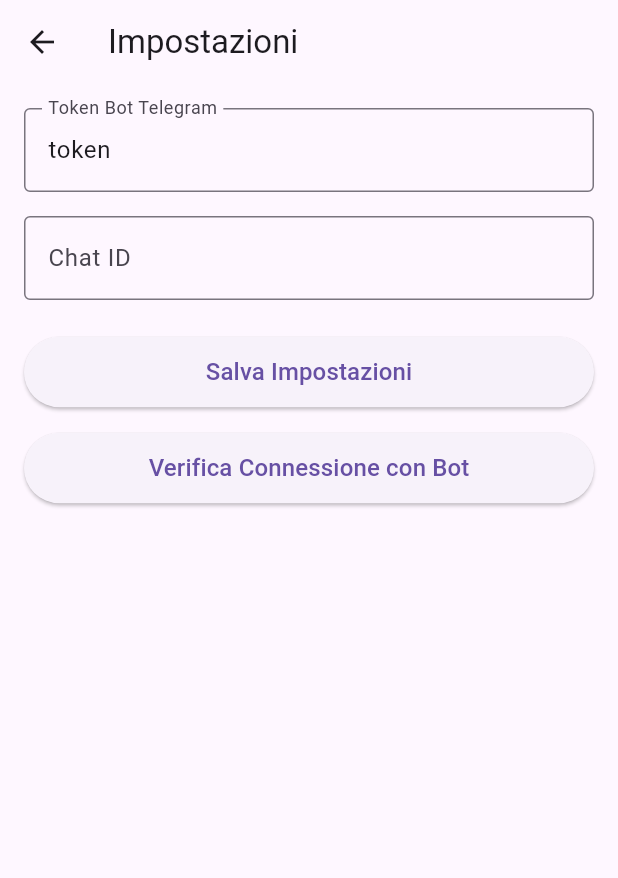
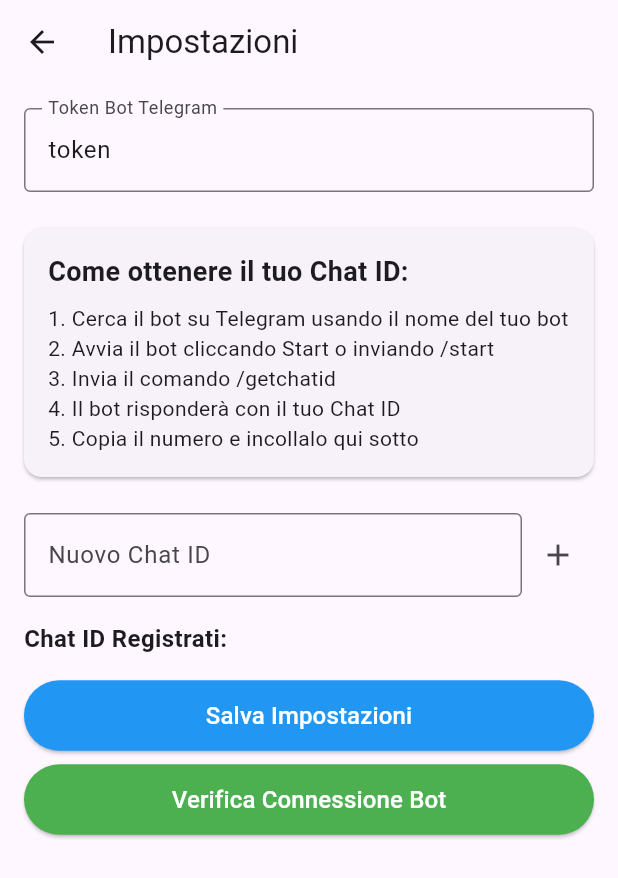
Before and after one commit to luigiMiranda/IoTFallDetectionSystem, a Flutter app: the screen it shows after launch, after a tap on the "settings" icon, on a phone screen of 412 x 824 dp. Shown: the top 878 px of the screen. Run offline on Flutter 3.47's test engine with Material 3 defaults, Android fonts, the light colour scheme and no system bars; our stand-ins replace flutter_blue_plus, shared_preferences.

Commit message:
AGGIUNTA FUNZIONE MULTI BOT
Adesso è possibile inviare il messaggio a chiunque si sottoscriva al bot.

```diff
--- a/fall_detection_app/lib/main.dart
+++ b/fall_detection_app/lib/main.dart
@@ -172,9 +172,10 @@ class _BluetoothScanPageState extends State<BluetoothScanPage> {
   Future<void> _showFallAlert() async {
     final prefs = await SharedPreferences.getInstance();
     final token = prefs.getString('telegram_token');
-    final chatId = prefs.getString('telegram_chat_id');
+    final chatIds = prefs.getStringList('telegram_chat_ids') ?? [];
 
-    if (token != null && chatId != null) {
+    if (token != null && chatIds.isNotEmpty) {
+      for (String chatId in chatIds) {
         try {
           final response = await http.get(
             Uri.parse(
@@ -183,10 +184,11 @@ class _BluetoothScanPageState extends State<BluetoothScanPage> {
           );
 
           if (response.statusCode != 200) {
-          print('Errore nell\'invio del messaggio Telegram: ${response.body}');
+            print('Errore nell\'invio del messaggio Telegram a $chatId: ${response.body}');
           }
         } catch (e) {
-        print('Errore nella comunicazione con Telegram: $e');
+          print('Errore nella comunicazione con Telegram per $chatId: $e');
+        }
       }
     }
 
@@ -208,7 +210,6 @@ class _BluetoothScanPageState extends State<BluetoothScanPage> {
       },
     );
   }
-
   @override
   Widget build(BuildContext context) {
     return Scaffold(
@@ -330,14 +331,15 @@ class SettingsPage extends StatefulWidget {
 class _SettingsPageState extends State<SettingsPage> {
   final _formKey = GlobalKey<FormState>();
   late TextEditingController _tokenController;
-  late TextEditingController _chatIdController;
+  late TextEditingController _newChatIdController;
+  List<String> _chatIds = [];
   bool _isLoading = true;
 
   @override
   void initState() {
     super.initState();
     _tokenController = TextEditingController();
-    _chatIdController = TextEditingController();
+    _newChatIdController = TextEditingController();
     _loadSettings();
   }
 
@@ -345,7 +347,7 @@ class _SettingsPageState extends State<SettingsPage> {
     final prefs = await SharedPreferences.getInstance();
     setState(() {
       _tokenController.text = prefs.getString('telegram_token') ?? '';
-      _chatIdController.text = prefs.getString('telegram_chat_id') ?? '';
+      _chatIds = prefs.getStringList('telegram_chat_ids') ?? [];
       _isLoading = false;
     });
   }
@@ -356,7 +358,7 @@ class _SettingsPageState extends State<SettingsPage> {
 
       final prefs = await SharedPreferences.getInstance();
       await prefs.setString('telegram_token', _tokenController.text);
-      await prefs.setString('telegram_chat_id', _chatIdController.text);
+      await prefs.setStringList('telegram_chat_ids', _chatIds);
 
       setState(() => _isLoading = false);
 
@@ -369,27 +371,95 @@ class _SettingsPageState extends State<SettingsPage> {
     }
   }
 
+  void _addChatId() {
+    if (_newChatIdController.text.isNotEmpty &&
+        !_chatIds.contains(_newChatIdController.text)) {
+      setState(() {
+        _chatIds.add(_newChatIdController.text);
+        _newChatIdController.clear();
+      });
+    }
+  }
+
+  void _removeChatId(String chatId) {
+    setState(() {
+      _chatIds.remove(chatId);
+    });
+  }
+
+  Widget _buildInstructions() {
+    return Card(
+      margin: EdgeInsets.symmetric(vertical: 8.0),
+      child: Padding(
+        padding: EdgeInsets.all(16.0),
+        child: Column(
+          crossAxisAlignment: CrossAxisAlignment.start,
+          children: [
+            Text(
+              'Come ottenere il tuo Chat ID:',
+              style: TextStyle(fontSize: 18, fontWeight: FontWeight.bold),
+            ),
+            SizedBox(height: 8),
+            Text(
+              '1. Cerca il bot su Telegram usando il nome del tuo bot\n'
+                  '2. Avvia il bot cliccando Start o inviando /start\n'
+                  '3. Invia il comando /getchatid\n'
+                  '4. Il bot risponderà con il tuo Chat ID\n'
+                  '5. Copia il numero e incollalo qui sotto',
+              style: TextStyle(fontSize: 14),
+            ),
+          ],
+        ),
+      ),
+    );
+  }
+
   Future<void> _verifyConnectionWithBot() async {
-    final prefs = await SharedPreferences.getInstance();
-    final token = prefs.getString('telegram_token');
-    final chatId = prefs.getString('telegram_chat_id');
+    if (_chatIds.isEmpty) {
+      ScaffoldMessenger.of(context).showSnackBar(
+        SnackBar(
+          content: Text('Aggiungi almeno un Chat ID prima di verificare la connessione'),
+          backgroundColor: Colors.orange,
+        ),
+      );
+      return;
+    }
 
-    if (token != null && chatId != null) {
+    setState(() => _isLoading = true);
+
+    final token = _tokenController.text;
+    bool hasError = false;
+
+    for (String chatId in _chatIds) {
       try {
         final response = await http.get(
           Uri.parse(
-              'https://api.telegram.org/bot$token/sendMessage?chat_id=$chatId&text=Verifica connessione al bot'),
+              'https://api.telegram.org/bot$token/sendMessage?chat_id=$chatId&text=Test di connessione: La connessione al bot è attiva!'
+          ),
         );
 
-        if (response.statusCode == 200) {
-          print('Connessione verificata con successo');
-        } else {
-          print('Errore nell\'invio del messaggio di verifica: ${response.body}');
+        if (response.statusCode != 200) {
+          hasError = true;
+          print('Errore nell\'invio del messaggio di verifica a $chatId: ${response.body}');
         }
       } catch (e) {
-        print('Errore nella comunicazione con Telegram: $e');
+        hasError = true;
+        print('Errore nella comunicazione con Telegram per $chatId: $e');
       }
     }
+
+    setState(() => _isLoading = false);
+
+    ScaffoldMessenger.of(context).showSnackBar(
+      SnackBar(
+        content: Text(
+            hasError
+                ? 'Errore nella verifica della connessione. Controlla il token e i Chat ID.'
+                : 'Connessione verificata con successo! Controlla Telegram.'
+        ),
+        backgroundColor: hasError ? Colors.red : Colors.green,
+      ),
+    );
   }
 
   @override
@@ -405,7 +475,7 @@ class _SettingsPageState extends State<SettingsPage> {
       appBar: AppBar(
         title: Text('Impostazioni'),
       ),
-      body: Padding(
+      body: SingleChildScrollView(
         padding: EdgeInsets.all(16.0),
         child: Form(
           key: _formKey,
@@ -427,40 +497,66 @@ class _SettingsPageState extends State<SettingsPage> {
                 },
               ),
               SizedBox(height: 16),
-              TextFormField(
-                controller: _chatIdController,
+              _buildInstructions(),
+              SizedBox(height: 16),
+              Row(
+                children: [
+                  Expanded(
+                    child: TextFormField(
+                      controller: _newChatIdController,
                       decoration: InputDecoration(
-                  labelText: 'Chat ID',
-                  hintText: 'Inserisci il chat ID',
+                        labelText: 'Nuovo Chat ID',
+                        hintText: 'Inserisci il chat ID ottenuto dal bot',
                         border: OutlineInputBorder(),
                       ),
-                validator: (value) {
-                  if (value == null || value.isEmpty) {
-                    return 'Per favore inserisci il chat ID';
-                  }
-                  return null;
-                },
-              ),
-              SizedBox(height: 24),
-              ElevatedButton(
-                onPressed: _saveSettings,
-                child: Padding(
-                  padding: EdgeInsets.symmetric(vertical: 12),
-                  child: Text(
-                    'Salva Impostazioni',
-                    style: TextStyle(fontSize: 16),
+                      keyboardType: TextInputType.number,
                     ),
                   ),
+                  IconButton(
+                    icon: Icon(Icons.add),
+                    onPressed: _addChatId,
+                  ),
+                ],
+              ),
+              SizedBox(height: 16),
+              Text('Chat ID Registrati:',
+                  style: TextStyle(fontSize: 16, fontWeight: FontWeight.bold)),
+              ListView.builder(
+                shrinkWrap: true,
+                physics: NeverScrollableScrollPhysics(),
+                itemCount: _chatIds.length,
+                itemBuilder: (context, index) {
+                  return ListTile(
+                    title: Text(_chatIds[index]),
+                    trailing: IconButton(
+                      icon: Icon(Icons.delete),
+                      onPressed: () => _removeChatId(_chatIds[index]),
+                    ),
+                  );
+                },
               ),
               SizedBox(height: 16),
               ElevatedButton(
+                onPressed: _saveSettings,
+                style: ElevatedButton.styleFrom(
+                  padding: EdgeInsets.symmetric(vertical: 12),
+                  backgroundColor: Colors.blue,
+                ),
+                child: Text(
+                  'Salva Impostazioni',
+                  style: TextStyle(fontSize: 16, color: Colors.white),
+                ),
+              ),
+              SizedBox(height: 8),
+              ElevatedButton(
                 onPressed: _verifyConnectionWithBot,
-                child: Padding(
+                style: ElevatedButton.styleFrom(
                   padding: EdgeInsets.symmetric(vertical: 12),
+                  backgroundColor: Colors.green,
+                ),
                 child: Text(
-                    'Verifica Connessione con Bot',
-                    style: TextStyle(fontSize: 16),
-                  ),
+                  'Verifica Connessione Bot',
+                  style: TextStyle(fontSize: 16, color: Colors.white),
                 ),
               ),
             ],
@@ -473,7 +569,7 @@ class _SettingsPageState extends State<SettingsPage> {
   @override
   void dispose() {
     _tokenController.dispose();
-    _chatIdController.dispose();
+    _newChatIdController.dispose();
     super.dispose();
   }
 }
```
Lines whose indentation alone changed are shown as unchanged.
